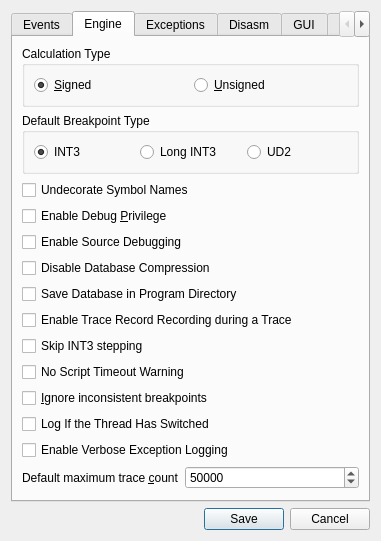
First picture: the form in src/gui/Src/Gui/SettingsDialog.ui, repository x64dbg/x64dbg, before the edit.
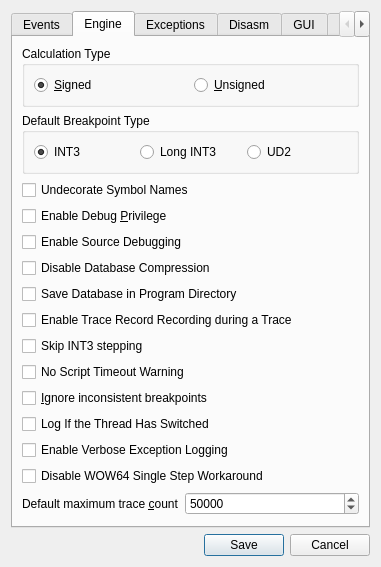
Second picture: the form after the edit. The open tabs and pages were chosen to show the change. Icons and pictures are not drawn.

Commit message: GUI: added boolean in settings dialog for the wow64 step workaround

```diff
--- a/src/gui/Src/Gui/SettingsDialog.ui
+++ b/src/gui/Src/Gui/SettingsDialog.ui
@@ -324,6 +324,13 @@
          </property>
         </widget>
        </item>
+       <item>
+        <widget class="QCheckBox" name="chkNoWow64SingleStepWorkaround">
+         <property name="text">
+          <string>Disable WOW64 Single Step Workaround</string>
+         </property>
+        </widget>
+       </item>
        <item>
         <layout class="QHBoxLayout" name="horizontalLayout_6">
          <item>
```
The commit also changes 2 other files.
